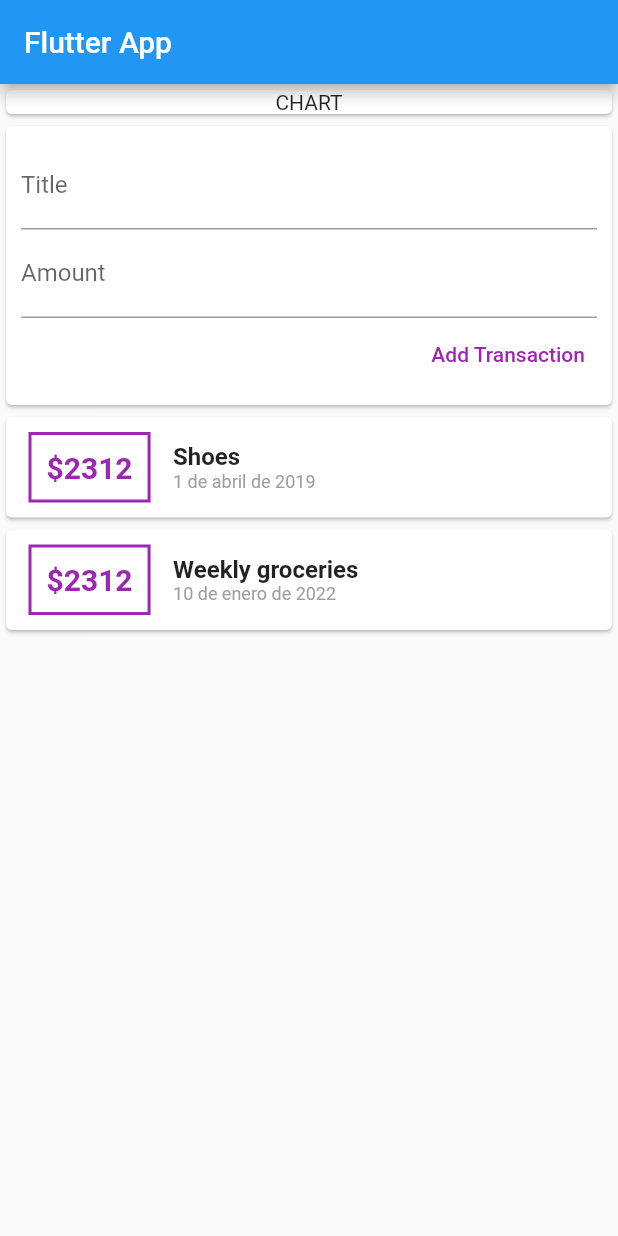
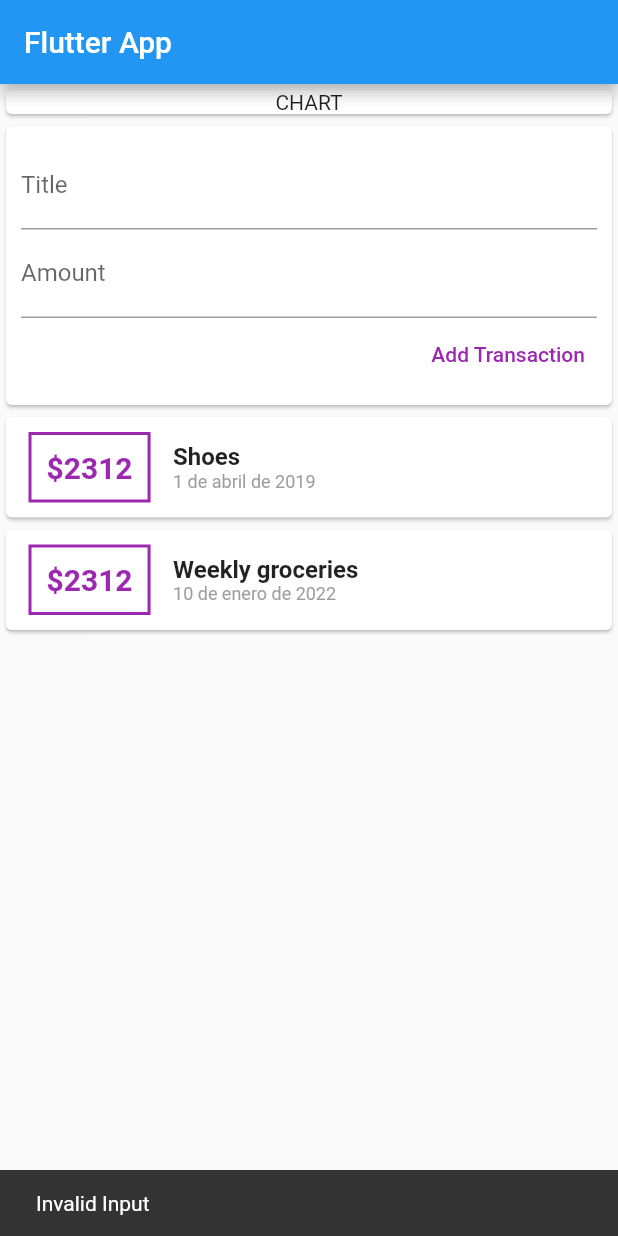
Before and after one commit to SantiagoVargasVe/expenses_app, a Flutter app: the screen it shows after launch, after a tap on "Add Transaction", on a phone screen of 412 x 824 dp. Run offline on Flutter 3.47's test engine with Material 2 defaults, Android fonts, the phone set to English and light mode, and no system bars.

Commit message:
ADD:  List of transactions and user input

```diff
--- a/lib/main.dart
+++ b/lib/main.dart
@@ -1,8 +1,6 @@
 import 'package:flutter/material.dart';
 import 'package:intl/date_symbol_data_local.dart';
-
-import 'transaction.dart';
-import 'package:intl/intl.dart';
+import 'widgets/user_transactions.dart';
 
 void main() {
   initializeDateFormatting('es_ES').then((_) => runApp(MyApp()));
@@ -19,16 +17,6 @@ class MyApp extends StatelessWidget {
 }
 
 class MyHomePage extends StatelessWidget {
-  final List<Transaction> transactions = [
-    Transaction(
-        id: 't1', title: 'Shoes', amount: 2312, date: DateTime(2019, 4, 1)),
-    Transaction(
-        id: 't2',
-        title: 'Weekly groceries',
-        amount: 2312,
-        date: DateTime.now()),
-  ];
-
   // var titleInput = '';
   // var amountInput = '';
 
@@ -41,9 +29,10 @@ class MyHomePage extends StatelessWidget {
       appBar: AppBar(
         title: const Text('Flutter App'),
       ),
-      body: Column(
-        children: [
-          const SizedBox(
+      body: SingleChildScrollView(
+        child: Column(
+          children: const [
+            SizedBox(
               width: double.infinity,
               child: Card(
                 child: Text(
@@ -52,76 +41,9 @@ class MyHomePage extends StatelessWidget {
                 ),
               ),
             ),
-          Card(
-              child: Container(
-            padding: const EdgeInsets.all(10),
-            child:
-                Column(crossAxisAlignment: CrossAxisAlignment.end, children: [
-              TextField(
-                decoration: const InputDecoration(
-                  labelText: 'Title',
-                ),
-                // onChanged: (value) => titleInput = value,
-                controller: titleController,
-              ),
-              TextField(
-                decoration: const InputDecoration(
-                  labelText: 'Amount',
-                ),
-                // onChanged: (value) => amountInput = value,
-                controller: amountController,
-                keyboardType: TextInputType.number,
-              ),
-              TextButton(
-                  onPressed: () {},
-                  style: TextButton.styleFrom(primary: Colors.purple),
-                  child: const Text('Add Transaction'))
-            ]),
-          )),
-          Column(
-            children: transactions.map((tx) {
-              return Card(
-                child: Row(
-                  children: [
-                    Container(
-                      margin: const EdgeInsets.symmetric(
-                        vertical: 10,
-                        horizontal: 15,
-                      ),
-                      padding: const EdgeInsets.all(10),
-                      decoration: BoxDecoration(
-                        border: Border.all(
-                          color: Colors.purple,
-                          width: 2,
-                        ),
-                      ),
-                      child: Text(
-                        '\$${tx.amount}',
-                        style: const TextStyle(
-                            fontWeight: FontWeight.bold,
-                            fontSize: 20,
-                            color: Colors.purple),
-                      ),
-                    ),
-                    Column(
-                      crossAxisAlignment: CrossAxisAlignment.start,
-                      children: [
-                        Text(
-                          tx.title,
-                          style: const TextStyle(
-                              fontSize: 16, fontWeight: FontWeight.bold),
-                        ),
-                        Text(DateFormat.yMMMMd("es-CO").format(tx.date),
-                            style: const TextStyle(
-                                fontSize: 12, color: Colors.grey)),
+            UserTransactions(),
           ],
         ),
-                  ],
-                ),
-              );
-            }).toList(),
-          ),
-        ],
       ),
     );
   }
--- /dev/null
+++ b/lib/widgets/new_transaction.dart
@@ -0,0 +1,60 @@
+import 'package:flutter/material.dart';
+
+class NewTransaction extends StatelessWidget {
+  final titleController = TextEditingController();
+  final amountController = TextEditingController();
+
+  final Function addTx;
+
+  NewTransaction(this.addTx, {Key? key}) : super(key: key);
+
+  void submitData(BuildContext context) {
+    const snackBar = SnackBar(content: Text('Invalid Input'));
+    try {
+      final enteredTitle = titleController.text;
+      final enteredAmount = int.parse(amountController.text);
+
+      if (enteredTitle.isEmpty || enteredAmount <= 0) {
+        ScaffoldMessenger.of(context).showSnackBar(snackBar);
+        return;
+      }
+
+      addTx(enteredTitle, enteredAmount);
+    } catch (e) {
+      ScaffoldMessenger.of(context).showSnackBar(snackBar);
+    }
+  }
+
+  @override
+  Widget build(BuildContext context) {
+    return Card(
+      child: Container(
+        padding: const EdgeInsets.all(10),
+        child: Column(crossAxisAlignment: CrossAxisAlignment.end, children: [
+          TextField(
+            decoration: const InputDecoration(
+              labelText: 'Title',
+            ),
+            // onChanged: (value) => titleInput = value,
+            controller: titleController,
+          ),
+          TextField(
+            decoration: const InputDecoration(
+              labelText: 'Amount',
+            ),
+            // onChanged: (value) => amountInput = value,
+            controller: amountController,
+            keyboardType: TextInputType.number,
+            onSubmitted: (_) {
+              submitData(context);
+            },
+          ),
+          TextButton(
+              onPressed: () => submitData(context),
+              style: TextButton.styleFrom(primary: Colors.purple),
+              child: const Text('Add Transaction'))
+        ]),
+      ),
+    );
+  }
+}
--- /dev/null
+++ b/lib/widgets/transaction_list.dart
@@ -0,0 +1,62 @@
+import 'package:flutter/material.dart';
+import '../models/transaction.dart';
+import 'package:intl/intl.dart';
+
+class TransactionList extends StatelessWidget {
+  final List<Transaction> transactions;
+
+  const TransactionList(this.transactions);
+
+  @override
+  Widget build(BuildContext context) {
+    return Container(
+      height: 300,
+      child: ListView.builder(
+        itemBuilder: (ctx, index) {
+          return Card(
+            child: Row(
+              children: [
+                Container(
+                  margin: const EdgeInsets.symmetric(
+                    vertical: 10,
+                    horizontal: 15,
+                  ),
+                  padding: const EdgeInsets.all(10),
+                  decoration: BoxDecoration(
+                    border: Border.all(
+                      color: Colors.purple,
+                      width: 2,
+                    ),
+                  ),
+                  child: Text(
+                    '\$${transactions[index].amount}',
+                    style: const TextStyle(
+                        fontWeight: FontWeight.bold,
+                        fontSize: 20,
+                        color: Colors.purple),
+                  ),
+                ),
+                Column(
+                  crossAxisAlignment: CrossAxisAlignment.start,
+                  children: [
+                    Text(
+                      transactions[index].title,
+                      style: const TextStyle(
+                          fontSize: 16, fontWeight: FontWeight.bold),
+                    ),
+                    Text(
+                        DateFormat.yMMMMd("es-CO")
+                            .format(transactions[index].date),
+                        style:
+                            const TextStyle(fontSize: 12, color: Colors.grey)),
+                  ],
+                ),
+              ],
+            ),
+          );
+        },
+        itemCount: transactions.length,
+      ),
+    );
+  }
+}
--- /dev/null
+++ b/lib/widgets/user_transactions.dart
@@ -0,0 +1,44 @@
+import 'package:flutter/material.dart';
+import 'new_transaction.dart';
+import 'transaction_list.dart';
+import '../models/transaction.dart';
+
+class UserTransactions extends StatefulWidget {
+  const UserTransactions({Key? key}) : super(key: key);
+
+  @override
+  _UserTransactionsState createState() => _UserTransactionsState();
+}
+
+class _UserTransactionsState extends State<UserTransactions> {
+  final List<Transaction> _userTransactions = [
+    Transaction(
+        id: 't1', title: 'Shoes', amount: 2312, date: DateTime(2019, 4, 1)),
+    Transaction(
+        id: 't2',
+        title: 'Weekly groceries',
+        amount: 2312,
+        date: DateTime.now()),
+  ];
+
+  void _addNewTransaction(String txTitle, int txAmount) {
+    final newTx = Transaction(
+      title: txTitle,
+      amount: txAmount,
+      date: DateTime.now(),
+      id: DateTime.now().toString(),
+    );
+
+    setState(() {
+      _userTransactions.add(newTx);
+    });
+  }
+
+  @override
+  Widget build(BuildContext context) {
+    return Column(children: [
+      NewTransaction(_addNewTransaction),
+      TransactionList(_userTransactions)
+    ]);
+  }
+}
```
Also changed, not shown: lib/models/transaction.dart (renamed from lib/transaction.dart), 9 other files. Lines whose indentation alone changed are shown as unchanged.
